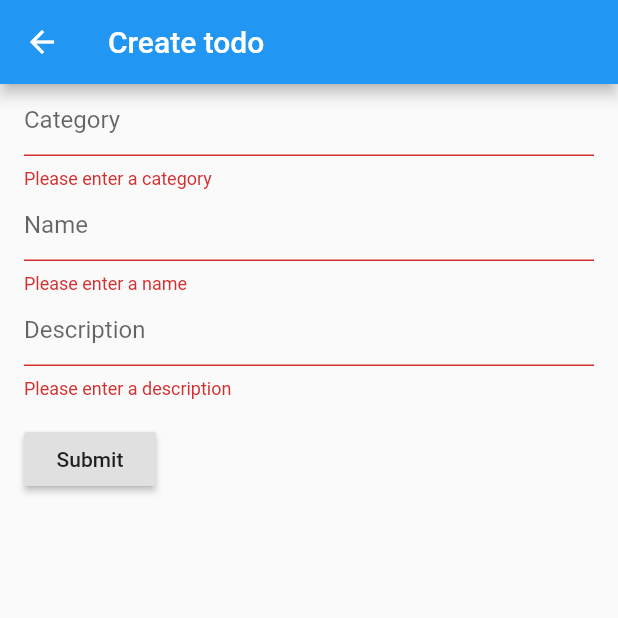
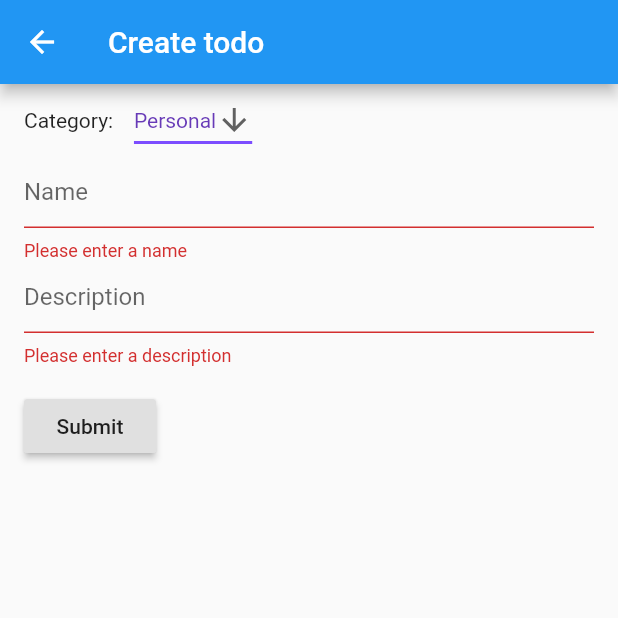
Before and after one commit to natanportilho/task-manager, a Flutter app: the CreateTodoPage screen opened directly, after a tap on "Submit", on a phone screen of 412 x 824 dp, the top half of it. Run offline on Flutter 3.47's test engine with Material 2 defaults, Android fonts, the phone set to English and light mode, and no system bars.

Commit message:
Changing category field to use a dropdown - Applying Provider to do so

```diff
--- a/lib/main.dart
+++ b/lib/main.dart
@@ -1,13 +1,15 @@
 import 'package:flutter/material.dart';
 import 'package:provider/provider.dart';
+import 'package:task_manager/providers/category_dropdown_provider.dart';
 import 'package:task_manager/providers/todo_provider.dart';
 
 import 'pages/home_page.dart';
 
-void main() => runApp(ChangeNotifierProvider<TodoProvider>(
-      create: (_) => TodoProvider(),
-      child: MyApp(),
-    ));
+void main() => runApp(MultiProvider(providers: [
+      ChangeNotifierProvider<TodoProvider>(create: (_) => TodoProvider()),
+      ChangeNotifierProvider<CategoryDropdownProvider>(
+          create: (_) => CategoryDropdownProvider())
+    ], child: MyApp()));
 
 class MyApp extends StatelessWidget {
   @override
--- a/lib/pages/create_todo_page.dart
+++ b/lib/pages/create_todo_page.dart
@@ -1,6 +1,8 @@
 import 'package:flutter/material.dart';
 import 'package:provider/provider.dart';
+import 'package:task_manager/providers/category_dropdown_provider.dart';
 import 'package:task_manager/providers/todo_provider.dart';
+import 'package:task_manager/widgets/category_dropdown.dart';
 
 class CreateTodoPage extends StatefulWidget {
   CreateTodoPage({Key key}) : super(key: key);
@@ -33,13 +35,17 @@ class _CreateTodoPageState extends State<CreateTodoPage> {
   }
 
   Form _createTodoForm(BuildContext context) {
+    final CategoryDropdownProvider categoryDropdownProvider =
+        Provider.of<CategoryDropdownProvider>(context, listen: false);
+    final TodoProvider todoProvider =
+        Provider.of<TodoProvider>(context, listen: false);
+
     return Form(
       key: _formKey,
       child: Column(
         crossAxisAlignment: CrossAxisAlignment.start,
         children: <Widget>[
-          // padding: const EdgeInsets.symmetric(horizontal: 16.0),
-          _createCateforyField(),
+          CategoryDropdown(),
           _createNameField(),
           _createDescriptionField(),
           Padding(
@@ -47,9 +53,8 @@ class _CreateTodoPageState extends State<CreateTodoPage> {
             child: RaisedButton(
               onPressed: () {
                 if (_formKey.currentState.validate()) {
-                  final TodoProvider todoProvider =
-                      Provider.of<TodoProvider>(context, listen: false);
-                  todoProvider.addTodo(category, name, description);
+                  todoProvider.addTodo(
+                      categoryDropdownProvider.category, name, description);
                   Navigator.pop(context);
                 }
               },
@@ -90,19 +95,4 @@ class _CreateTodoPageState extends State<CreateTodoPage> {
       },
     );
   }
-
-  TextFormField _createCateforyField() {
-    return TextFormField(
-      decoration: const InputDecoration(
-        hintText: 'Category',
-      ),
-      validator: (value) {
-        if (value.isEmpty) {
-          return 'Please enter a category';
-        }
-        category = value;
-        return null;
-      },
-    );
-  }
 }
--- /dev/null
+++ b/lib/providers/category_dropdown_provider.dart
@@ -0,0 +1,10 @@
+import 'package:flutter/material.dart';
+
+class CategoryDropdownProvider extends ChangeNotifier {
+  String category = 'Personal';
+
+  updateCategory(String category) {
+    this.category = category;
+    notifyListeners();
+  }
+}
--- /dev/null
+++ b/lib/widgets/category_dropdown.dart
@@ -0,0 +1,46 @@
+import 'package:flutter/material.dart';
+import 'package:provider/provider.dart';
+import 'package:task_manager/providers/category_dropdown_provider.dart';
+
+class CategoryDropdown extends StatefulWidget {
+  CategoryDropdown({Key key}) : super(key: key);
+
+  @override
+  _CategoryDropdownState createState() => _CategoryDropdownState();
+}
+
+class _CategoryDropdownState extends State<CategoryDropdown> {
+  String dropdownValue = 'Personal';
+
+  @override
+  Widget build(BuildContext context) {
+    final CategoryDropdownProvider categoryDropdownProvider =
+        Provider.of<CategoryDropdownProvider>(context);
+    return Row(
+      children: <Widget>[
+        Text('Category:    '),
+        DropdownButton<String>(
+          value: categoryDropdownProvider.category,
+          icon: Icon(Icons.arrow_downward),
+          iconSize: 24,
+          elevation: 16,
+          style: TextStyle(color: Colors.deepPurple),
+          underline: Container(
+            height: 2,
+            color: Colors.deepPurpleAccent,
+          ),
+          onChanged: (String newValue) {
+            categoryDropdownProvider.updateCategory(newValue);
+          },
+          items: <String>['Personal', 'Work', 'Study']
+              .map<DropdownMenuItem<String>>((String value) {
+            return DropdownMenuItem<String>(
+              value: value,
+              child: Text(value),
+            );
+          }).toList(),
+        ),
+      ],
+    );
+  }
+}
```
